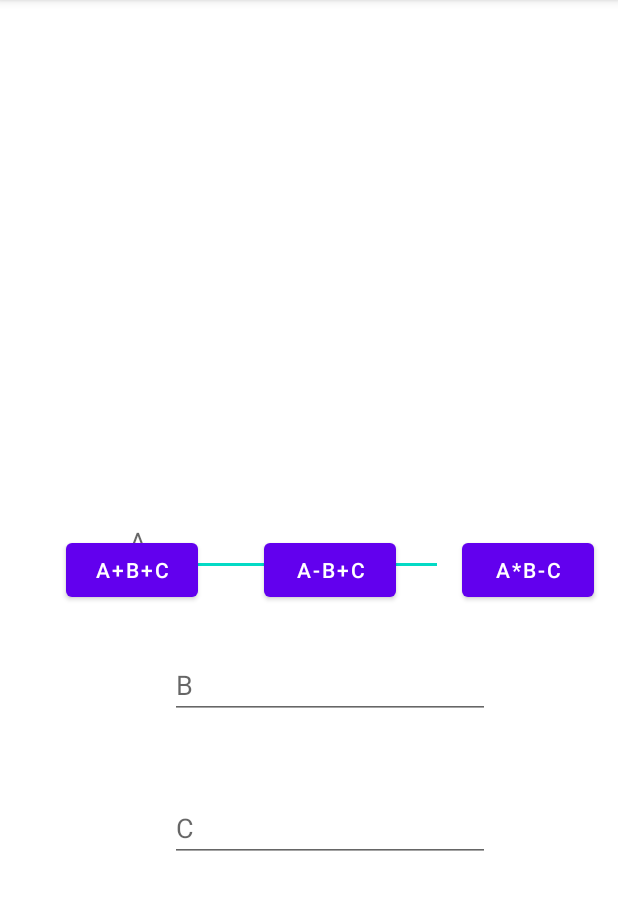
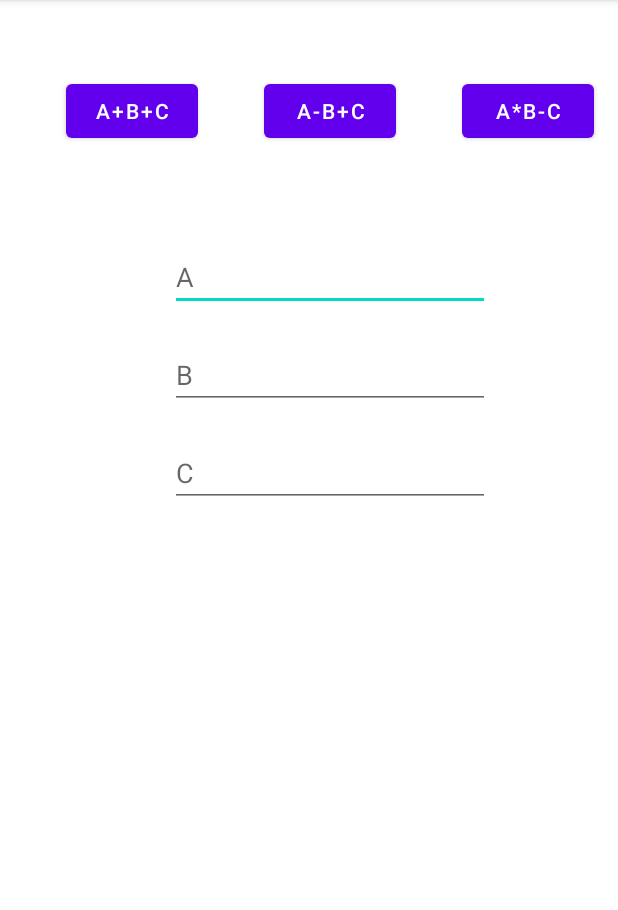
Before and after one commit to alanwsh/WongShouHong_Quiz2, an Android app: the screen it shows after launch (MainActivity), on a phone screen of 412 x 824 dp, the part 84-994 px from its top. Run offline under Robolectric (Android 15) with nearby library versions, the phone set to English and light mode, and no system bars.

Commit message:
proper constraint

```diff
--- a/app/src/main/res/layout/activity_main.xml
+++ b/app/src/main/res/layout/activity_main.xml
@@ -11,11 +11,12 @@
         android:layout_width="4dp"
         android:layout_height="12dp"
         android:text="@string/Output"
-        app:layout_constraintBottom_toBottomOf="parent"
-        app:layout_constraintHorizontal_bias="0.509"
+        app:layout_constraintBottom_toTopOf="@id/Input1"
+        app:layout_constraintTop_toBottomOf="@id/button"
+        android:layout_marginTop="50dp"
         app:layout_constraintLeft_toLeftOf="parent"
         app:layout_constraintRight_toRightOf="parent"
-        app:layout_constraintTop_toTopOf="parent"
+
         app:layout_constraintVertical_bias="0.30" />
 
     <Button
@@ -23,10 +24,10 @@
         android:layout_width="wrap_content"
         android:layout_height="wrap_content"
         android:layout_marginStart="44dp"
-        android:layout_marginBottom="364dp"
+        android:layout_marginTop="50dp"
         android:onClick="calculation1"
         android:text="@string/Button1"
-        app:layout_constraintBottom_toBottomOf="parent"
+        app:layout_constraintTop_toTopOf="parent"
         app:layout_constraintLeft_toLeftOf="parent"
         app:layout_constraintRight_toLeftOf="@id/button2"
         app:layout_constraintStart_toStartOf="parent" />
@@ -35,10 +36,10 @@
         android:id="@+id/button2"
         android:layout_width="wrap_content"
         android:layout_height="wrap_content"
-        android:layout_marginBottom="364dp"
+        android:layout_marginTop="50dp"
         android:onClick="calculation2"
         android:text="@string/Button2"
-        app:layout_constraintBottom_toBottomOf="parent"
+        app:layout_constraintTop_toTopOf="parent"
         app:layout_constraintLeft_toRightOf="@+id/button"
         app:layout_constraintRight_toLeftOf="@id/button3" />
 
@@ -47,22 +48,22 @@
         android:layout_width="wrap_content"
         android:layout_height="wrap_content"
         android:layout_marginEnd="16dp"
-        android:layout_marginBottom="364dp"
+        android:layout_marginTop="50dp"
         android:onClick="calculation3"
         android:text="@string/Button3"
-        app:layout_constraintBottom_toBottomOf="parent"
+        app:layout_constraintTop_toTopOf="parent"
         app:layout_constraintRight_toRightOf="parent" />
 
     <EditText
         android:id="@+id/Input1"
         android:layout_width="wrap_content"
         android:layout_height="wrap_content"
-        android:layout_marginTop="100dp"
+        android:layout_marginTop="2dp"
         android:ems="10"
         android:hint="@string/Input1"
         android:importantForAutofill="no"
         android:inputType="text"
-        app:layout_constraintHorizontal_bias="0.276"
+
         app:layout_constraintLeft_toLeftOf="@id/button"
         app:layout_constraintRight_toRightOf="@id/button3"
         app:layout_constraintTop_toBottomOf="@id/textView" />
@@ -71,7 +72,7 @@
         android:id="@+id/Input2"
         android:layout_width="wrap_content"
         android:layout_height="wrap_content"
-        android:layout_marginTop="50dp"
+        android:layout_marginTop="20dp"
         android:ems="10"
         android:hint="@string/Input2"
         android:importantForAutofill="no"
@@ -84,7 +85,7 @@
         android:id="@+id/Input3"
         android:layout_width="wrap_content"
         android:layout_height="wrap_content"
-        android:layout_marginTop="50dp"
+        android:layout_marginTop="20dp"
         android:ems="10"
         android:hint="@string/Input3"
         android:importantForAutofill="no"
```
